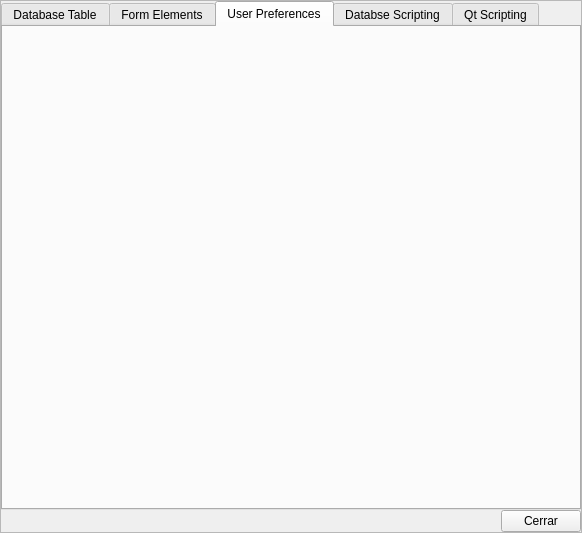
The window that bulmages/bulmalib/src/fichacfgbase.ui (eboladev/Bulmages-1) describes before a commit, drawn with Qt 5.
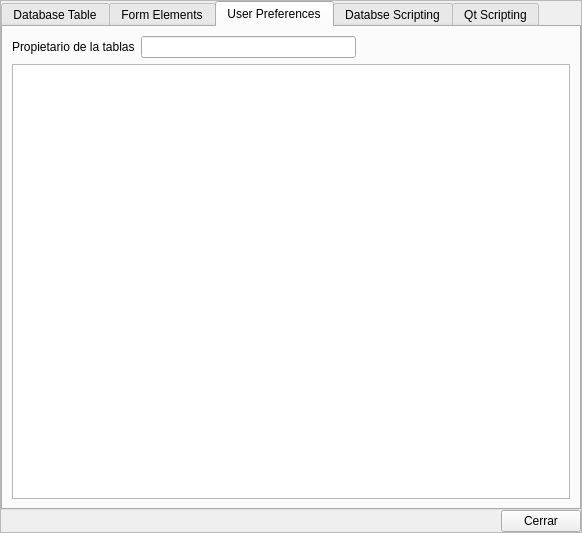
The same window after the commit. The open tabs and pages were chosen to show the change.

Commit message: Las opciones avanzadas de ficha muestran los permisos que tiene cada usuario sobre la tabla que se maneja. Permito que los usuarios con permisos restringidos puedan hacer un listado de bases de datos siempre que puedan acceder a la base de datos bulmacont, bulmafact o template1 (cualquiera de las tres). Hago que la aplicacion no genere un segfault si en los selects ha habido problemas de permisos.

Patch:
```diff
--- a/bulmages/bulmalib/src/fichacfgbase.ui
+++ b/bulmages/bulmalib/src/fichacfgbase.ui
@@ -197,6 +197,50 @@
          <attribute name="title" >
           <string>User Preferences</string>
          </attribute>
+         <layout class="QVBoxLayout" >
+          <property name="margin" >
+           <number>9</number>
+          </property>
+          <property name="spacing" >
+           <number>6</number>
+          </property>
+          <item>
+           <layout class="QHBoxLayout" >
+            <property name="margin" >
+             <number>0</number>
+            </property>
+            <property name="spacing" >
+             <number>6</number>
+            </property>
+            <item>
+             <widget class="QLabel" name="label_4" >
+              <property name="text" >
+               <string>Propietario de la tablas</string>
+              </property>
+             </widget>
+            </item>
+            <item>
+             <widget class="QLineEdit" name="mui_tableowner" />
+            </item>
+            <item>
+             <spacer>
+              <property name="orientation" >
+               <enum>Qt::Horizontal</enum>
+              </property>
+              <property name="sizeHint" >
+               <size>
+                <width>40</width>
+                <height>20</height>
+               </size>
+              </property>
+             </spacer>
+            </item>
+           </layout>
+          </item>
+          <item>
+           <widget class="QTableWidget" name="mui_usertable" />
+          </item>
+         </layout>
         </widget>
         <widget class="QWidget" name="tab_4" >
          <attribute name="title" >
```
Left out of the diff: 1 changed line with no effect on the pictures. The commit also changes 24 other files.
